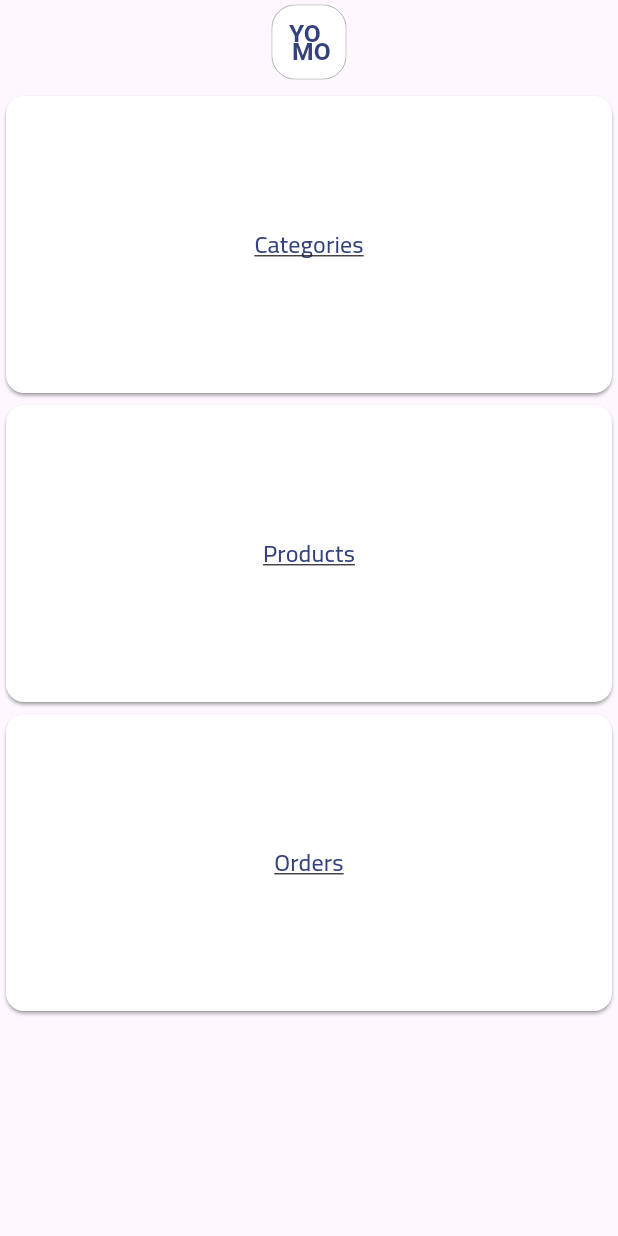
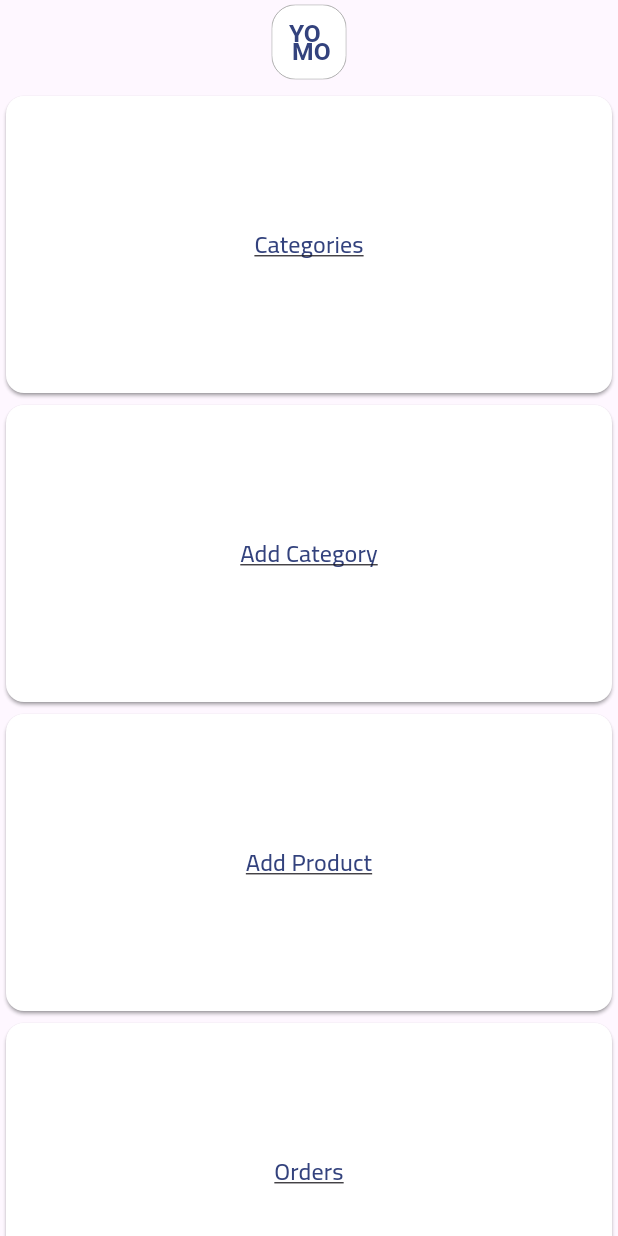
Before and after one commit to mohamedshehaby/yomo_ecommerce_admin, a Flutter app: the screen it shows after launch, on a phone screen of 412 x 824 dp. Run offline on Flutter 3.47's test engine with Material 2 defaults, Android fonts, the light colour scheme and no system bars; our stand-ins replace bloc, cached_network_image, cloud_firestore, dartz, equatable, firebase_auth and 8 more; accounts and stored records are empty; generated files the repository leaves out were written again.

Commit message:
Update Home View

```diff
--- a/lib/presentation/resources/routes_manager.dart
+++ b/lib/presentation/resources/routes_manager.dart
@@ -1,6 +1,8 @@
 import 'package:flutter/material.dart';
 import 'package:flutter_bloc/flutter_bloc.dart';
 import 'package:yomo_ecommerce/presentation/resources/strings_manager.dart';
+import 'package:yomo_ecommerce/presentation/views/add_category/add_category.dart';
+import 'package:yomo_ecommerce/presentation/views/add_product/add_product.dart';
 import 'package:yomo_ecommerce/presentation/views/categories/categories_view.dart';
 import 'package:yomo_ecommerce/presentation/views/home/home_view.dart';
 import 'package:yomo_ecommerce/presentation/views/orders/orders_view.dart';
@@ -16,9 +18,10 @@ class Routes {
   static const String loginRoute = '/login';
   static const String signupRoute = '/signup';
   static const String homeRoute = '/home';
-
   static const String productsRoute = '/products';
   static const String categoriesRoute = '/categories';
+  static const String addProductRoute = '/add-product';
+  static const String addCategoryRoute = '/add-category';
   static const String ordersRoute = '/orders';
 }
 
@@ -46,6 +49,10 @@ class RoutesGenerator {
                     return CategoryBloc(repository: instance())..add(CategoryStarted());
                   },
                 ));
+      case Routes.addCategoryRoute:
+        return MaterialPageRoute(builder: (_) => const AddCategoryView());
+      case Routes.addProductRoute:
+        return MaterialPageRoute(builder: (_) => const AddProductView());
       case Routes.ordersRoute:
         return MaterialPageRoute(builder: (_) => const OrdersView());
       default:
--- a/lib/presentation/resources/strings_manager.dart
+++ b/lib/presentation/resources/strings_manager.dart
@@ -63,4 +63,7 @@ class AppStrings {
   static const tryAgain = 'Try Again';
   static const whatDoYouWantToBuy = 'What do you want to buy today';
   static const categories = 'Categories';
+  static const addProduct = 'Add Product';
+
+  static const addCategory = 'Add Category';
 }
--- a/lib/presentation/views/home/home_view.dart
+++ b/lib/presentation/views/home/home_view.dart
@@ -12,12 +12,15 @@ class HomeView extends StatelessWidget {
   Widget build(BuildContext context) {
     return Scaffold(
       appBar: const CustomAppBar(),
-      body: Column(
-        children: [
-          _buildSectionCard(context, AppStrings.categories, _goToCategoriesView),
-          _buildSectionCard(context, AppStrings.products, _goToProductsView),
-          _buildSectionCard(context, AppStrings.orders, _goToOrdersView)
-        ],
+      body: SingleChildScrollView(
+        child: Column(
+          children: [
+            _buildSectionCard(context, AppStrings.categories, _goToCategoriesView),
+            _buildSectionCard(context, AppStrings.addCategory, _goToAddCategoryView),
+            _buildSectionCard(context, AppStrings.addProduct, _goToAddProductView),
+            _buildSectionCard(context, AppStrings.orders, _goToOrdersView)
+          ],
+        ),
       ),
     );
   }
@@ -49,7 +52,11 @@ class HomeView extends StatelessWidget {
     Navigator.of(context).pushNamed(Routes.categoriesRoute);
   }
 
-  _goToProductsView(BuildContext context) {
+  _goToAddProductView(BuildContext context) {
+    Navigator.of(context).pushNamed(Routes.productsRoute);
+  }
+
+  _goToAddCategoryView(BuildContext context) {
     Navigator.of(context).pushNamed(Routes.productsRoute);
   }
 
--- a/lib/presentation/widgets/custom_app_bar.dart
+++ b/lib/presentation/widgets/custom_app_bar.dart
@@ -9,7 +9,9 @@ class CustomAppBar extends StatelessWidget with PreferredSizeWidget {
   @override
   Widget build(BuildContext context) {
     return AppBar(
+      surfaceTintColor: Colors.transparent,
       backgroundColor: Colors.transparent,
+      scrolledUnderElevation: 0,
       elevation: 0,
       title: SizedBox(
         width: AppSize.s50,
```
Also changed, not shown: lib/presentation/views/add_category/add_category.dart (+15 -0 lines), lib/presentation/views/add_product/add_product.dart (+15 -0 lines), 1 other file.
